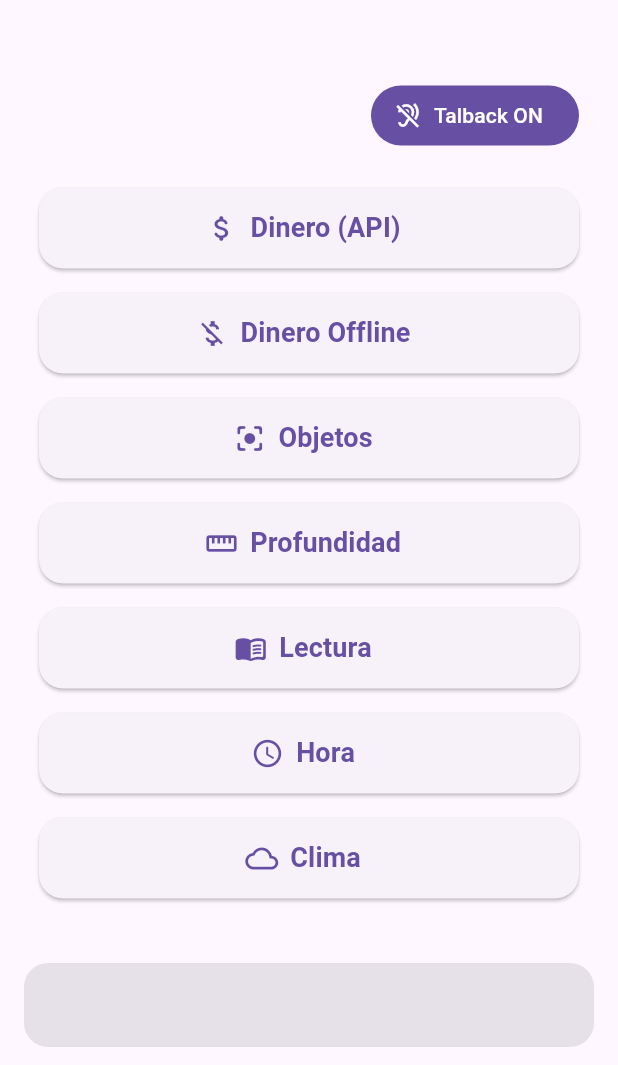
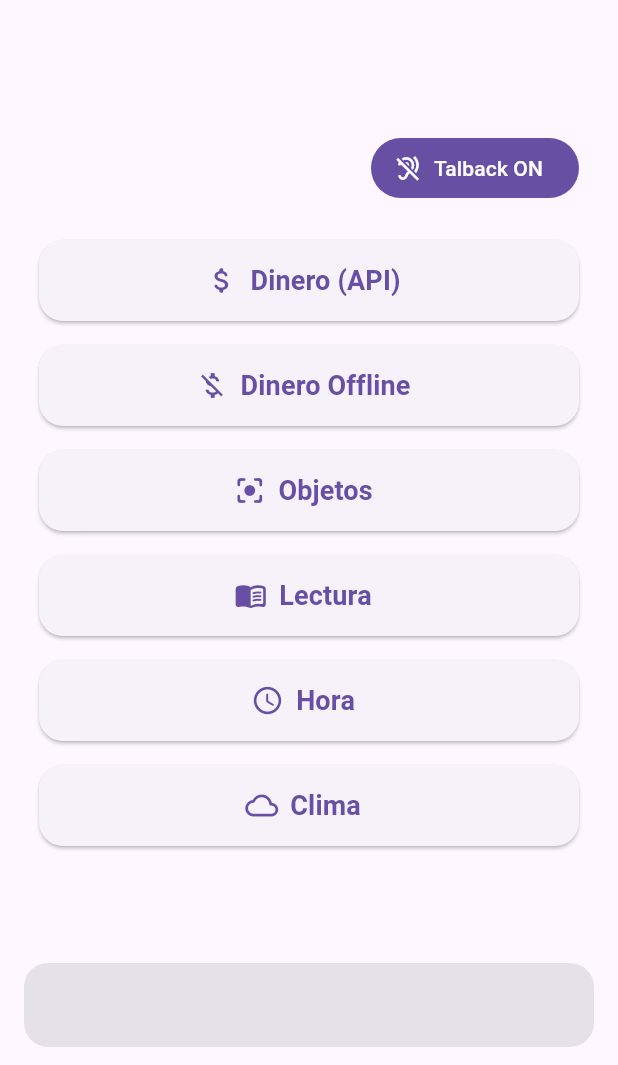
Before and after one commit to joelmg19/CellsayApp, a Flutter app: the screen it shows after launch, after a tap on "Talback", on a phone screen of 412 x 824 dp, the part 171-1236 px from its top. Run offline on Flutter 3.47's test engine with Material 3 defaults, Android fonts, the phone set to English and light mode, and no system bars; our stand-ins replace camera, flutter_tts, geolocator, image_picker, permission_handler, speech_to_text; missing offline and left inert: google_mlkit_commons, google_mlkit_text_recognition, tflite_flutter, ultralytics_yolo.

Commit message:
Simplify main menu options

```diff
--- a/lib/presentation/screens/menu_screen.dart
+++ b/lib/presentation/screens/menu_screen.dart
@@ -45,7 +45,7 @@ class _MenuScreenState extends State<MenuScreen> {
 
   Future<void> _readMenu() async {
     await _speak(
-      'Menú principal. Opciones: Dinero, Objetos, Profundidad, Lectura, Hora y Clima. Diga una opción.',
+      'Menú principal. Opciones: Dinero, Dinero offline, Objetos, Lectura, Hora y Clima. Diga una opción.',
     );
   }
 
@@ -108,13 +108,6 @@ class _MenuScreenState extends State<MenuScreen> {
       Navigator.pushNamed(context, '/camera');
       return;
     }
-    if (t.contains('profund')) {
-      await _stt.stop();
-      setState(() => _isListening = false);
-      if (!mounted) return;
-      Navigator.pushNamed(context, '/depth');
-      return;
-    }
     if (t.contains('lectura') || t.contains('texto') || t.contains('leer')) {
       await _stt.stop();
       setState(() => _isListening = false);
@@ -167,11 +160,6 @@ class _MenuScreenState extends State<MenuScreen> {
         label: 'Objetos',
         icon: Icons.center_focus_strong_rounded,
         onTap: () => Navigator.pushNamed(context, '/camera'),
-      ),
-      _BigButton(
-        label: 'Profundidad',
-        icon: Icons.straighten,
-        onTap: () => Navigator.pushNamed(context, '/depth'),
       ),
       _BigButton(
         label: 'Lectura',
```
